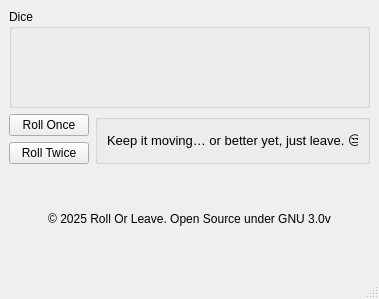
AmbitiousFlowDev/PyDice, file app/views/MainWindow.ui: the form before one commit.
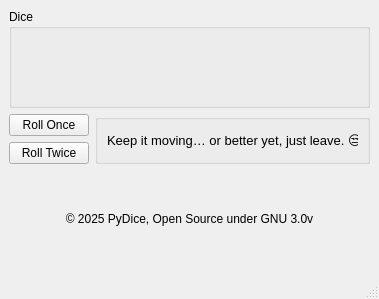
The form after the commit. Icons and pictures are not drawn.

Commit message: Add LICENSE, README, and initial UI for PyDice application

```diff
--- a/app/views/MainWindow.ui
+++ b/app/views/MainWindow.ui
@@ -86,7 +86,7 @@
     <item row="3" column="0" colspan="3">
      <widget class="QLabel" name="FooterLabel">
       <property name="text">
-       <string>&lt;html&gt;&lt;head/&gt;&lt;body&gt;&lt;p align=&quot;center&quot;&gt;© 2025 Roll Or Leave. Open Source under GNU 3.0v&lt;/p&gt;&lt;/body&gt;&lt;/html&gt;</string>
+       <string>&lt;html&gt;&lt;head/&gt;&lt;body&gt;&lt;p align=&quot;center&quot;&gt;© 2025 PyDice, Open Source under GNU 3.0v&lt;/p&gt;&lt;/body&gt;&lt;/html&gt;</string>
       </property>
      </widget>
     </item>
```
Left out of the diff: 2 changed lines with no effect on the pictures. The commit also changes 3 other files.
